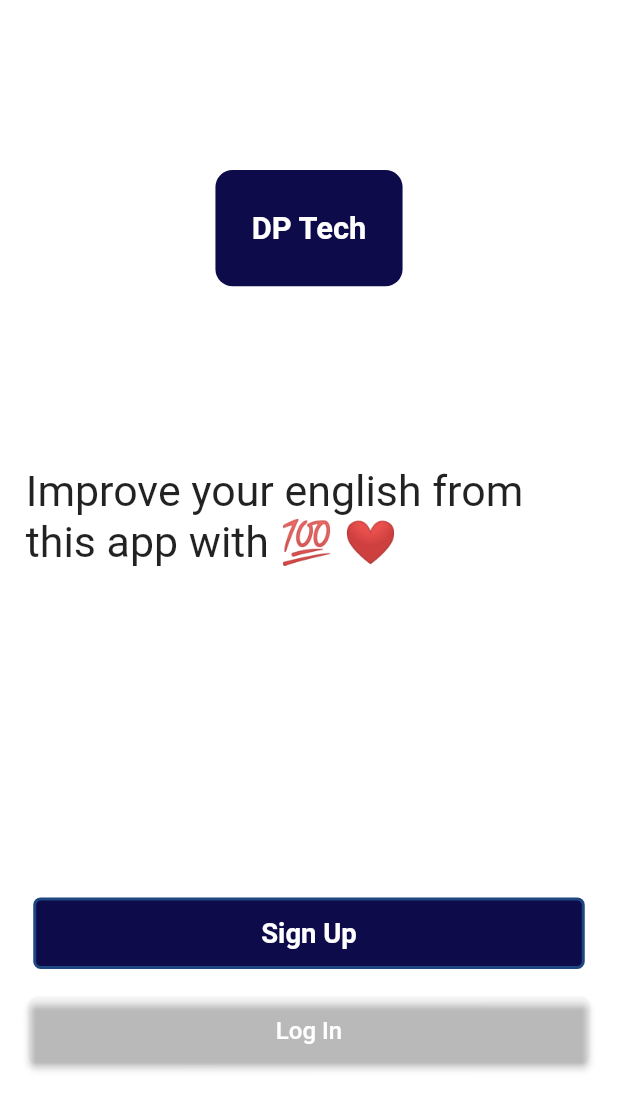
After one commit to Delarram/Chroama, a Flutter app: the SignUpLoginScreen screen opened directly, on a phone screen of 412 x 824 dp. The commit adds this screen. Shown: the top 1110 px of the screen. Run offline on Flutter 3.47's test engine with Material 2 defaults, Android fonts, the phone set to English and light mode, and no system bars; our stand-ins replace flutter_screenutil, google_sign_in.

Commit message:
complete signuplogin auth page

```diff
--- a/lib/const/color_const.dart
+++ b/lib/const/color_const.dart
@@ -1,5 +1,7 @@
 import 'package:flutter/material.dart';
 
-const Color cPrimary =Color(0xffF2BE01);
-const Color  cPrimarySecond=Color(0xffF8DF80);
-const Color cPrimaryThird=Color(0xffFCEFBF);
+// const Color cPrimary =Color(0xffF2BE01);
+// const Color  cPrimarySecond=Color(0xffF8DF80);
+// const Color cPrimaryThird=Color(0xffFCEFBF);
+
+const Color cPrimaryColor = Color(0xff0D0B4A);
--- a/lib/main.dart
+++ b/lib/main.dart
@@ -2,8 +2,8 @@
 
 import 'package:flutter/material.dart';
 import 'package:flutter_screenutil/flutter_screenutil.dart';
-import 'package:untitled/screens/googlesignin/google_sign_in.dart';
-import 'package:untitled/screens/landingpage/landing_page.dart';
+import 'package:untitled/pages/googlesignin/google_sign_in.dart';
+
 
 void main() {
   runApp(const MyApp());
--- a/lib/screens/landingpage/landing_page.dart
+++ b/lib/pages/landingpage/landing_page.dart
@@ -1,8 +1,9 @@
 import 'package:flutter/material.dart';
 import 'package:flutter_screenutil/flutter_screenutil.dart';
-import 'package:untitled/screens/login/login.dart';
+
 import '../../../widget/custom_button.dart';
 import '../../../widget/custom_text.dart';
+import '../login/login.dart';
 
 class LandingPage extends StatefulWidget {
 
--- /dev/null
+++ b/lib/pages/signuplogin/signup_login_page.dart
@@ -0,0 +1,86 @@
+import 'package:flutter/material.dart';
+import 'package:flutter_screenutil/flutter_screenutil.dart';
+import 'package:untitled/const/color_const.dart';
+import 'package:untitled/widget/custom_button.dart';
+import '../../widget/custom_text.dart';
+import '../../widget/ghost_button.dart';
+import '../landingpage/landing_page.dart';
+class SignUpLoginScreen extends StatefulWidget {
+  const SignUpLoginScreen({Key? key}) : super(key: key);
+
+  @override
+  State<SignUpLoginScreen> createState() => _SignUpLoginScreenState();
+}
+
+class _SignUpLoginScreenState extends State<SignUpLoginScreen> {
+  @override
+  Widget build(BuildContext context) {
+    Size size = MediaQuery.of(context).size;
+    return Scaffold(
+      body: SizedBox(
+        height: size.height,
+        child: Container(
+          alignment: Alignment.center,
+          color: Colors.white,
+          child: SingleChildScrollView(
+            child: Padding(
+              padding:
+              EdgeInsets.symmetric(horizontal: 15.w, vertical: 10.h),
+              child: Column(
+                mainAxisAlignment: MainAxisAlignment.center,
+                children: [
+                  Container(
+                    alignment: Alignment.center,
+                    decoration: BoxDecoration(
+                        color: cPrimaryColor,
+                        borderRadius: BorderRadius.circular(10.r),
+                    ),
+                    height: 65.h,
+                    width: 109.w,
+                    child: CustomTextView(text: "DP Tech",fontWeight: FontWeight.w600,fontSize: 18.sp,fontColor: Colors.white,),
+                  ),
+                  Padding(
+                    padding: EdgeInsets.only(top: 100.h, bottom: 60.h),
+                    child: CustomTextView(
+                      text: "Improve your english from this app with 💯 ❤️",
+                      fontSize: 25.sp,
+                    ),
+                  ),
+                  // SizedBox(height:50.h,),
+                  Padding(
+                    padding: EdgeInsets.only(top: 120.h),
+                    child: Column(
+                      children: [
+                        CustomButton(
+                            width: double.infinity,
+                            height: 40.h,
+                            text: "Sign Up",
+                             nextPage: () {
+                               Navigator.push(context, MaterialPageRoute(builder: (_)=> const LandingPage()));
+                             },),
+                        SizedBox(
+                          height: 10.h,
+                        ),
+                        GhostButtonView(
+                          width: double.infinity,
+                          height: 40.h,
+                          borderRadius: 5.r,
+                          text: "Log In",
+                          fontSize: 14.sp,fontColor: Colors.white,
+                          onPressed: () {
+                            Navigator.push(context, MaterialPageRoute(builder: (_)=> LandingPage()));
+                          },
+                          buttonColor: Colors.black.withOpacity(0.0),
+                        ),
+                      ],
+                    ),
+                  ),
+                ],
+              ),
+            ),
+          ),
+        ),
+      ),
+    );
+  }
+}
```
Also changed, not shown: lib/pages/bottomnav/bottom_nav.dart (renamed from lib/screens/bottomnav/bottom_nav.dart), lib/pages/fblogin/fb_login.dart (added), lib/pages/googlesignin/google_sign_in.dart (renamed from lib/screens/googlesignin/google_sign_in.dart), lib/pages/login/login.dart (renamed from lib/screens/login/login.dart), lib/screens/signuplogin/signup_login_screen.dart (deleted).
